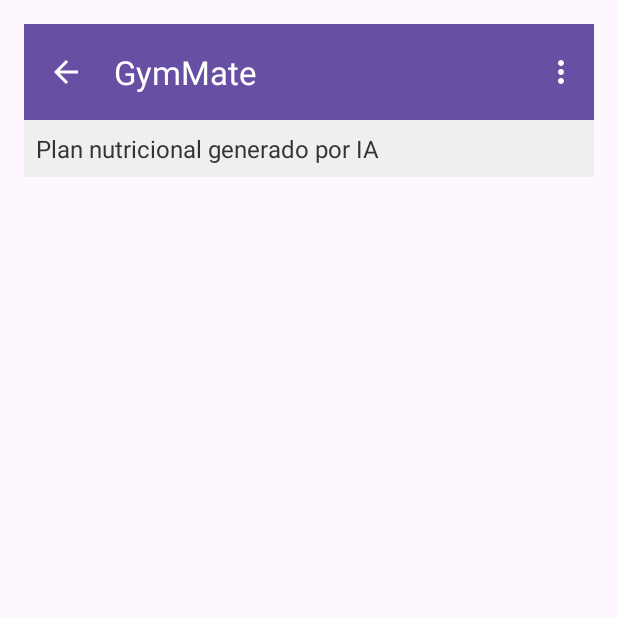
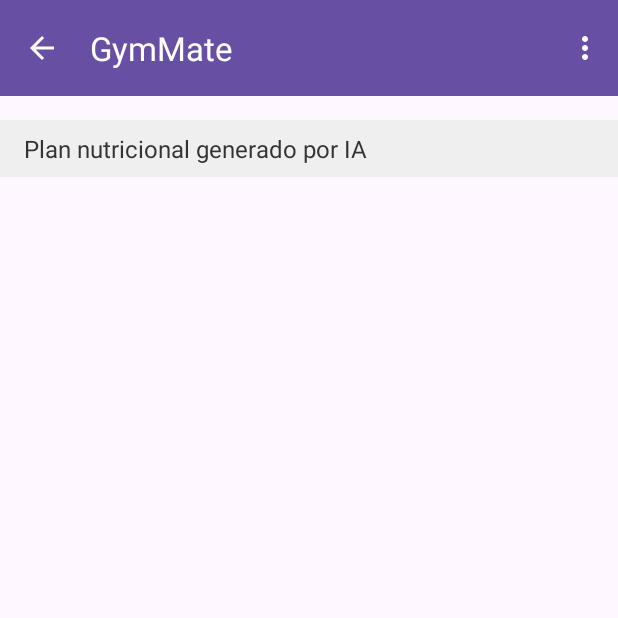
Before and after one commit to John-Roncal/GymMate, an Android app: the RutinaActivity screen opened directly, with no data from a screen before it, on a phone screen of 412 x 824 dp, the top half of it. Run offline under Robolectric (Android 15) with nearby library versions, the phone set to English and light mode, and no system bars; 1 statement that could not run was skipped.

Commit message:
Fix: Ajustar padding para posicionar correctamente el navbar
Se eliminó el padding general del LinearLayout en `activity_rutina.xml` y se aplicó padding específico a los elementos hijos para evitar que el navbar tuviera márgenes no deseados en la parte superior. Se añadió `marginTop` al TextView principal para mantener la separación visual.

```diff
--- a/crud_Producto/app/src/main/res/layout/activity_rutina.xml
+++ b/crud_Producto/app/src/main/res/layout/activity_rutina.xml
@@ -4,7 +4,6 @@
     android:layout_width="match_parent"
     android:layout_height="match_parent"
     android:orientation="vertical"
-    android:padding="16dp"
     tools:context=".view.RutinaActivity">
 
     <include layout="@layout/navbar" />
@@ -16,8 +15,12 @@
         android:text="Plan nutricional generado por IA"
         android:textSize="16sp"
         android:textColor="#333333"
-        android:padding="8dp"
+        android:paddingStart="16dp"
+        android:paddingEnd="16dp"
+        android:paddingTop="8dp"
+        android:paddingBottom="8dp"
         android:background="#EFEFEF"
+        android:layout_marginTop="16dp"
         android:layout_marginBottom="16dp" />
 
     <androidx.recyclerview.widget.RecyclerView
@@ -26,6 +29,8 @@
         android:layout_height="0dp"
         android:layout_weight="1"
         android:clipToPadding="false"
+        android:paddingStart="16dp"
+        android:paddingEnd="16dp"
         android:paddingBottom="8dp"
         android:scrollbars="vertical" />
 </LinearLayout>
```
